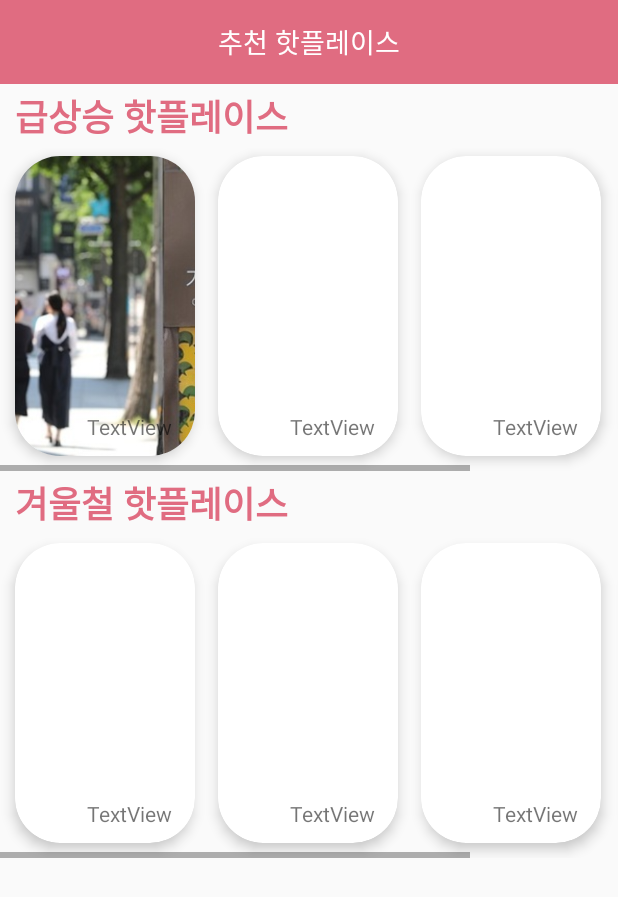
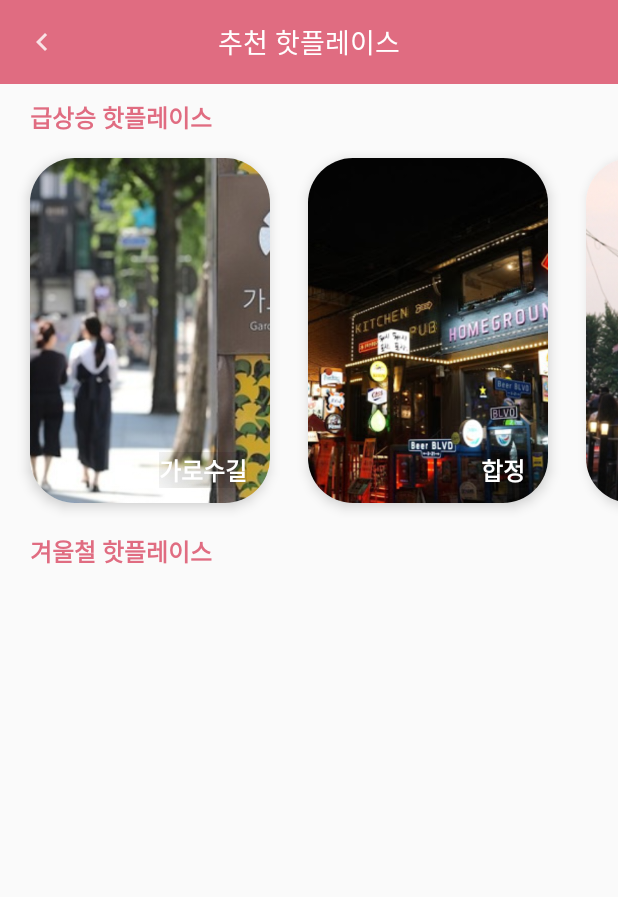
Before and after one commit to Intensive-Education-Team2/HotPlace, an Android app: the RecommandActivity screen opened directly, with no data from a screen before it, on a phone screen of 412 x 824 dp. Shown: the top 897 px of the screen. Run offline under Robolectric (Android 15) with nearby library versions, the phone set to English and light mode, and no system bars; Roboto replaces fonts that are not available here.

Commit message:
순위 및 추천순위 페이지 수정 및 연결

```diff
--- a/app/src/main/AndroidManifest.xml
+++ b/app/src/main/AndroidManifest.xml
@@ -31,6 +31,7 @@
         <activity android:name=".RecommandActivity"/>
         <activity android:name=".WriteMyPageActivity"/>
         <activity android:name=".FilterPageActivity"/>
+        <activity android:name=".MyPlaceActivity"/>
     </application>
 
 </manifest>
--- a/app/src/main/java/com/posturn/hotplace/RecommandActivity.java
+++ b/app/src/main/java/com/posturn/hotplace/RecommandActivity.java
@@ -1,9 +1,12 @@
 package com.posturn.hotplace;
 
 import android.os.Bundle;
+import android.view.MenuItem;
 import android.widget.TextView;
 
+import androidx.appcompat.app.ActionBar;
 import androidx.appcompat.app.AppCompatActivity;
+import androidx.appcompat.widget.Toolbar;
 
 public class RecommandActivity extends AppCompatActivity {
 
@@ -12,8 +15,25 @@ public class RecommandActivity extends AppCompatActivity {
         super.onCreate(savedInstanceState);
         setContentView(R.layout.activity_recommand_page);
 
+        Toolbar toolbar = (Toolbar) findViewById(R.id.toolbar);
+        setSupportActionBar(toolbar);
+        ActionBar actionBar = getSupportActionBar();    //뒤로가기 버튼 생성
+        actionBar.setDisplayHomeAsUpEnabled(true);
+        actionBar.setDisplayShowTitleEnabled(false);
         TextView toolbarTitle = (TextView) findViewById(R.id.toolbar_title);
         toolbarTitle.setText("추천 핫플레이스");
+    }
 
+    //툴바 기능
+    @Override
+    public boolean onOptionsItemSelected(MenuItem item) {
+        switch (item.getItemId()) {
+            case android.R.id.home: { // 뒤로가기
+                onBackPressed();
+                return true;
+            }
+            default:
+                return super.onOptionsItemSelected(item);
+        }
     }
 }
--- /dev/null
+++ b/app/src/main/res/drawable/rank_list_border.xml
@@ -0,0 +1,5 @@
+<?xml version="1.0" encoding="utf-8"?>
+<shape xmlns:android="http://schemas.android.com/apk/res/android">
+    <stroke android:width="1dip" android:color="@color/colorLightGrey" />
+    <padding android:left="0dip" android:top="0dip" android:right="0dip" android:bottom="0dip" />
+</shape>
--- /dev/null
+++ b/app/src/main/res/layout/activity_myplace.xml
@@ -0,0 +1,6 @@
+<?xml version="1.0" encoding="utf-8"?>
+<androidx.constraintlayout.widget.ConstraintLayout
+    xmlns:android="http://schemas.android.com/apk/res/android" android:layout_width="match_parent"
+    android:layout_height="match_parent">
+
+</androidx.constraintlayout.widget.ConstraintLayout>
--- a/app/src/main/res/layout/activity_recommand_page.xml
+++ b/app/src/main/res/layout/activity_recommand_page.xml
@@ -32,41 +32,39 @@
                 android:id="@+id/Recommand_thema_1"
                 android:layout_width="match_parent"
                 android:layout_height="wrap_content"
-                android:layout_marginTop="3dp"
-                android:layout_marginBottom="3dp"
-                android:layout_marginLeft="10dp"
-                android:textSize="24sp"
+                android:layout_marginTop="10dp"
+                android:layout_marginBottom="10dp"
+                android:layout_marginLeft="20dp"
+                android:textSize="16dp"
                 android:textStyle="bold"
                 android:textColor="@color/colorStrongPink"
                 android:text="급상승 핫플레이스" />
 
             <HorizontalScrollView
                 android:layout_width="match_parent"
-                android:layout_height="match_parent">
+                android:layout_height="match_parent"
+                android:scrollbars="none">
 
                 <LinearLayout
                     android:layout_width="wrap_content"
                     android:layout_height="match_parent"
                     android:orientation="horizontal" >
 
-
                     <androidx.cardview.widget.CardView
                         android:layout_width="match_parent"
                         android:layout_height="match_parent"
-                        android:layout_marginLeft="10dp"
+                        android:layout_marginLeft="20dp"
                         android:layout_marginTop="5dp"
                         android:layout_marginRight="5dp"
                         android:layout_marginBottom="10dp"
                         android:layout_weight="1"
                         app:cardCornerRadius="30dp"
-                        app:cardElevation="5dp"
-                        >
-
+                        app:cardElevation="5dp">
 
                         <ImageView
                             android:id="@+id/th1_place_1"
-                            android:layout_width="120dp"
-                            android:layout_height="200dp"
+                            android:layout_width="160dp"
+                            android:layout_height="230dp"
                             android:scaleType="centerCrop"
                             android:src="@drawable/garosugil" />
 
@@ -77,13 +75,14 @@
                             android:layout_gravity="bottom|right"
                             android:layout_marginRight="15dp"
                             android:layout_marginBottom="10dp"
-                            android:text="TextView" />
+                            android:text="가로수길"
+                            android:theme="@style/RecommandText"/>
                     </androidx.cardview.widget.CardView>
 
                     <androidx.cardview.widget.CardView
                         android:layout_width="match_parent"
                         android:layout_height="match_parent"
-                        android:layout_marginLeft="10dp"
+                        android:layout_marginLeft="20dp"
                         android:layout_marginTop="5dp"
                         android:layout_marginRight="5dp"
                         android:layout_marginBottom="10dp"
@@ -93,10 +92,10 @@
 
                         <ImageView
                             android:id="@+id/th1_place_2"
-                            android:layout_width="120dp"
-                            android:layout_height="200dp"
+                            android:layout_width="160dp"
+                            android:layout_height="230dp"
                             android:scaleType="centerCrop"
-                            tools:srcCompat="@tools:sample/avatars" />
+                            android:src="@drawable/habjung" />
 
                         <TextView
                             android:id="@+id/th1_placename_2"
@@ -105,13 +104,14 @@
                             android:layout_gravity="bottom|right"
                             android:layout_marginRight="15dp"
                             android:layout_marginBottom="10dp"
-                            android:text="TextView" />
+                            android:text="합정"
+                            android:theme="@style/RecommandText"/>
                     </androidx.cardview.widget.CardView>
 
                     <androidx.cardview.widget.CardView
                         android:layout_width="match_parent"
                         android:layout_height="match_parent"
-                        android:layout_marginLeft="10dp"
+                        android:layout_marginLeft="20dp"
                         android:layout_marginTop="5dp"
                         android:layout_marginRight="5dp"
                         android:layout_marginBottom="10dp"
@@ -121,10 +121,10 @@
 
                         <ImageView
                             android:id="@+id/th1_place_3"
-                            android:layout_width="120dp"
-                            android:layout_height="200dp"
+                            android:layout_width="160dp"
+                            android:layout_height="230dp"
                             android:scaleType="centerCrop"
-                            tools:srcCompat="@tools:sample/avatars" />
+                            android:src="@drawable/gyunglidangil" />
 
                         <TextView
                             android:id="@+id/th1_placename_3"
@@ -133,13 +133,14 @@
                             android:layout_gravity="bottom|right"
                             android:layout_marginRight="15dp"
                             android:layout_marginBottom="10dp"
-                            android:text="TextView" />
+                            android:text="경리단길"
+                            android:theme="@style/RecommandText"/>
                     </androidx.cardview.widget.CardView>
 
                     <androidx.cardview.widget.CardView
                         android:layout_width="match_parent"
                         android:layout_height="match_parent"
-                        android:layout_marginLeft="10dp"
+                        android:layout_marginLeft="20dp"
                         android:layout_marginTop="5dp"
                         android:layout_marginRight="5dp"
                         android:layout_marginBottom="10dp"
@@ -149,10 +150,10 @@
 
                         <ImageView
                             android:id="@+id/th1_place_4"
-                            android:layout_width="120dp"
-                            android:layout_height="200dp"
+                            android:layout_width="160dp"
+                            android:layout_height="230dp"
                             android:scaleType="centerCrop"
-                            tools:srcCompat="@tools:sample/avatars" />
+                            android:src="@drawable/gangnam" />
 
                         <TextView
                             android:id="@+id/th1_placename_4"
@@ -161,37 +162,14 @@
                             android:layout_gravity="bottom|right"
                             android:layout_marginRight="15dp"
                             android:layout_marginBottom="10dp"
-                            android:text="TextView" />
+                            android:text="강남"
+                            android:theme="@style/RecommandText"/>
                     </androidx.cardview.widget.CardView>
-                </LinearLayout>
-            </HorizontalScrollView>
-
-            <TextView
-                android:id="@+id/Recommand_thema_2"
-                android:layout_width="match_parent"
-                android:layout_height="wrap_content"
-                android:textSize="24sp"
-                android:layout_marginTop="3dp"
-                android:layout_marginBottom="3dp"
-                android:layout_marginLeft="10dp"
-                android:textStyle="bold"
-                android:textColor="@color/colorStrongPink"
-                android:text="겨울철 핫플레이스" />
-
-            <HorizontalScrollView
-                android:layout_width="match_parent"
-                android:layout_height="match_parent">
-
-                <LinearLayout
-                    android:layout_width="wrap_content"
-                    android:layout_height="match_parent"
-                    android:orientation="horizontal" >
-
 
                     <androidx.cardview.widget.CardView
                         android:layout_width="match_parent"
                         android:layout_height="match_parent"
-                        android:layout_marginLeft="10dp"
+                        android:layout_marginLeft="20dp"
                         android:layout_marginTop="5dp"
                         android:layout_marginRight="5dp"
                         android:layout_marginBottom="10dp"
@@ -200,105 +178,52 @@
                         app:cardElevation="5dp">
 
                         <ImageView
-                            android:id="@+id/th2_place_1"
-                            android:layout_width="120dp"
-                            android:layout_height="200dp"
+                            android:id="@+id/th1_place_5"
+                            android:layout_width="160dp"
+                            android:layout_height="230dp"
                             android:scaleType="centerCrop"
-                            tools:srcCompat="@tools:sample/avatars" />
+                            android:src="@drawable/silim" />
 
                         <TextView
-                            android:id="@+id/th2_placename_1"
+                            android:id="@+id/th1_placename_5"
                             android:layout_width="wrap_content"
                             android:layout_height="wrap_content"
                             android:layout_gravity="bottom|right"
                             android:layout_marginRight="15dp"
                             android:layout_marginBottom="10dp"
-                            android:text="TextView" />
+                            android:text="신림"
+                            android:theme="@style/RecommandText"/>
                     </androidx.cardview.widget.CardView>
 
-                    <androidx.cardview.widget.CardView
-                        android:layout_width="match_parent"
-                        android:layout_height="match_parent"
-                        android:layout_marginLeft="10dp"
-                        android:layout_marginTop="5dp"
-                        android:layout_marginRight="5dp"
-                        android:layout_marginBottom="10dp"
-                        android:layout_weight="1"
-                        app:cardCornerRadius="30dp"
-                        app:cardElevation="5dp">
 
-                        <ImageView
-                            android:id="@+id/th2_place_2"
-                            android:layout_width="120dp"
-                            android:layout_height="200dp"
-                            android:scaleType="centerCrop"
-                            tools:srcCompat="@tools:sample/avatars" />
 
-                        <TextView
-                            android:id="@+id/th2_placename_2"
-                            android:layout_width="wrap_content"
-                            android:layout_height="wrap_content"
-                            android:layout_gravity="bottom|right"
-                            android:layout_marginRight="15dp"
-                            android:layout_marginBottom="10dp"
-                            android:text="TextView" />
-                    </androidx.cardview.widget.CardView>
 
-                    <androidx.cardview.widget.CardView
-                        android:layout_width="match_parent"
-                        android:layout_height="match_parent"
-                        android:layout_marginLeft="10dp"
-                        android:layout_marginTop="5dp"
-                        android:layout_marginRight="5dp"
-                        android:layout_marginBottom="10dp"
-                        android:layout_weight="1"
-                        app:cardCornerRadius="30dp"
-                        app:cardElevation="5dp">
+                </LinearLayout>
+            </HorizontalScrollView>
 
-                        <ImageView
-                            android:id="@+id/th2_place_3"
-                            android:layout_width="120dp"
-                            android:layout_height="200dp"
-                            android:scaleType="centerCrop"
-                            tools:srcCompat="@tools:sample/avatars" />
+            <TextView
+                android:id="@+id/Recommand_thema_2"
+                android:layout_width="match_parent"
+                android:layout_height="wrap_content"
+                android:layout_marginTop="10dp"
+                android:layout_marginBottom="10dp"
+                android:layout_marginLeft="20dp"
+                android:textSize="16dp"
+                android:textStyle="bold"
+                android:textColor="@color/colorStrongPink"
+                android:text="겨울철 핫플레이스" />
 
-                        <TextView
-                            android:id="@+id/th2_placename_3"
-                            android:layout_width="wrap_content"
-                            android:layout_height="wrap_content"
-                            android:layout_gravity="bottom|right"
-                            android:layout_marginRight="15dp"
-                            android:layout_marginBottom="10dp"
-                            android:text="TextView" />
-                    </androidx.cardview.widget.CardView>
+            <HorizontalScrollView
+                android:layout_width="match_parent"
+                android:layout_height="match_parent"
+                android:scrollbars="none">
 
-                    <androidx.cardview.widget.CardView
-                        android:layout_width="match_parent"
-                        android:layout_height="match_parent"
-                        android:layout_marginLeft="10dp"
-                        android:layout_marginTop="5dp"
-                        android:layout_marginRight="5dp"
-                        android:layout_marginBottom="10dp"
-                        android:layout_weight="1"
-                        app:cardCornerRadius="30dp"
-                        app:cardElevation="5dp">
+                <LinearLayout
+                    android:layout_width="wrap_content"
+                    android:layout_height="match_parent"
+                    android:orientation="horizontal" >
 
-                        <ImageView
-                            android:id="@+id/th2_place_4"
-                            android:layout_width="120dp"
-                            android:layout_height="200dp"
-                            android:scaleType="centerCrop"
-                            tools:srcCompat="@tools:sample/avatars" />
 
-                        <TextView
-                            android:id="@+id/th2_placename_4"
-                            android:layout_width="wrap_content"
-                            android:layout_height="wrap_content"
-                            android:layout_gravity="bottom|right"
-                            android:layout_marginRight="15dp"
-                            android:layout_marginBottom="10dp"
-                            android:text="TextView" />
-                    </androidx.cardview.widget.CardView>
                 </LinearLayout>
             </HorizontalScrollView>
         </LinearLayout>
--- a/app/src/main/res/values/styles.xml
+++ b/app/src/main/res/values/styles.xml
@@ -55,4 +55,16 @@
         <item name="android:clickable">true</item>
     </style>
 
+    <!--추천 핫플레이스 텍스트-->
+    <style name="RecommandText" parent="@android:style/Widget.TextView">
+        <item name="android:textSize">16dp</item>
+        <item name="android:textStyle">bold</item>
+        <item name="android:shadowColor">@color/colorBlack</item>
+        <item name="android:shadowRadius">30</item>
+        <item name="android:shadowDx">0</item>
+        <item name="android:shadowDy">0</item>
+        <item name="android:textColor">@color/colorWhite</item>
+        <item name="android:clickable">true</item>
+    </style>
+
 </resources>
```
Also changed, not shown: app/src/main/java/com/posturn/hotplace/MyPlaceActivity.java (added, +14 -0 lines), app/src/main/res/layout/activity_rank_page.xml (+16 -19 lines), app/src/main/res/layout/rank_list_shape.xml (added, +48 -0 lines), app/src/main/res/drawable/down.png (added), app/src/main/res/drawable/notchange.png (added), app/src/main/res/drawable/up.png (added).
